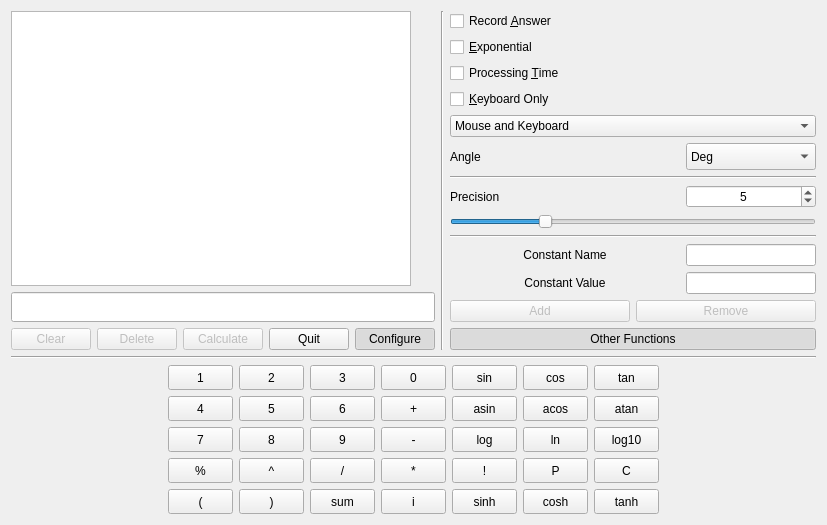
This is calc_ui_qt/calc.ui in NITDgpOS/advCalc as Qt 5 draws it before an edit. The edited form follows.
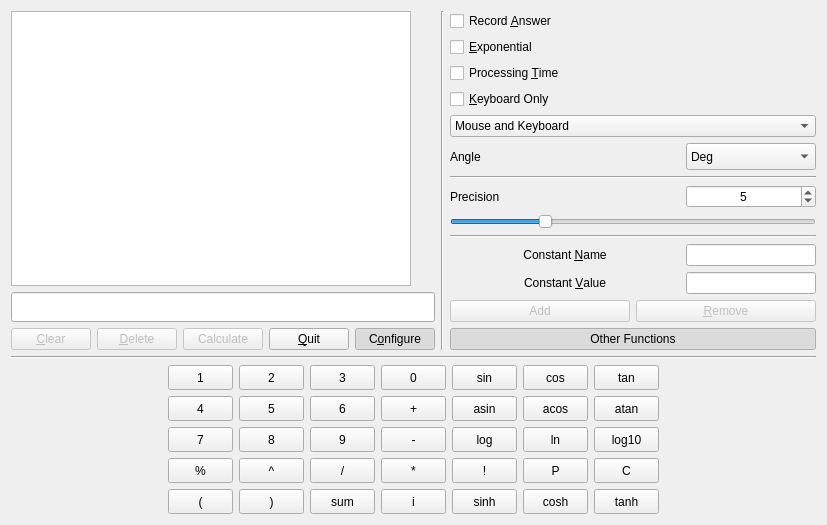
This is the edited form.

Commit message: Defined shortcuts of type Alt+<key> to enable better user experience

```diff
--- a/calc_ui_qt/calc.ui
+++ b/calc_ui_qt/calc.ui
@@ -100,7 +100,7 @@
             </sizepolicy>
            </property>
            <property name="text">
-            <string>Clear</string>
+            <string>&amp;Clear</string>
            </property>
           </widget>
          </item>
@@ -110,7 +110,7 @@
             <bool>false</bool>
            </property>
            <property name="text">
-            <string>Delete</string>
+            <string>&amp;Delete</string>
            </property>
           </widget>
          </item>
@@ -142,7 +142,7 @@
             </sizepolicy>
            </property>
            <property name="text">
-            <string>Quit</string>
+            <string>&amp;Quit</string>
            </property>
            <property name="checkable">
             <bool>false</bool>
@@ -170,7 +170,7 @@
             </size>
            </property>
            <property name="text">
-            <string>Configure</string>
+            <string>C&amp;onfigure</string>
            </property>
            <property name="checkable">
             <bool>true</bool>
@@ -378,11 +378,14 @@
             </sizepolicy>
            </property>
            <property name="text">
-            <string>Constant Name</string>
+            <string>Constant &amp;Name</string>
            </property>
            <property name="alignment">
             <set>Qt::AlignCenter</set>
            </property>
+           <property name="buddy">
+            <cstring>lineEditConstantName</cstring>
+           </property>
           </widget>
          </item>
          <item>
@@ -423,11 +426,14 @@
             </sizepolicy>
            </property>
            <property name="text">
-            <string>Constant Value</string>
+            <string>Constant &amp;Value</string>
            </property>
            <property name="alignment">
             <set>Qt::AlignCenter</set>
            </property>
+           <property name="buddy">
+            <cstring>lineEditConstantValue</cstring>
+           </property>
           </widget>
          </item>
          <item>
@@ -487,7 +493,7 @@
             </sizepolicy>
            </property>
            <property name="text">
-            <string>Remove</string>
+            <string>&amp;Remove</string>
            </property>
           </widget>
          </item>
```
Left out of the diff: 32 changed lines with no effect on the pictures.
